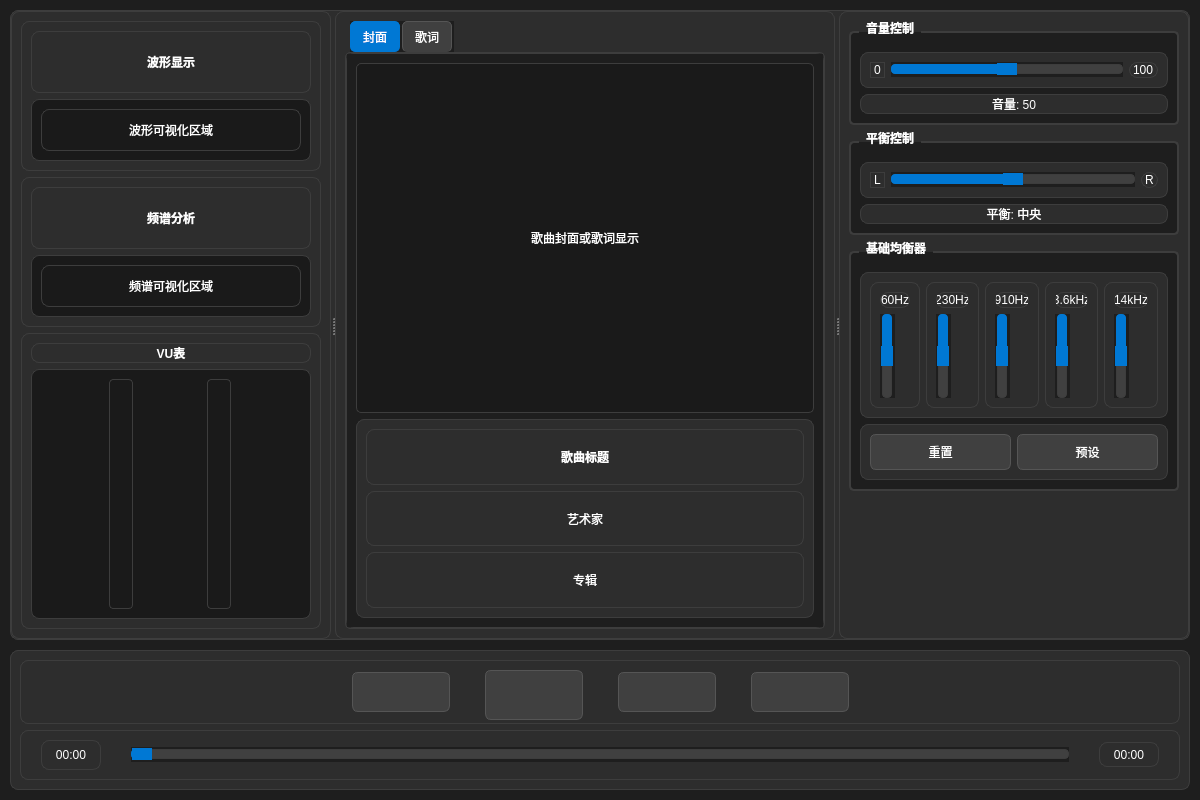
Above: playInterface.ui from K-irito02/MusicPlayHandle before the change. Below: the same form after it.
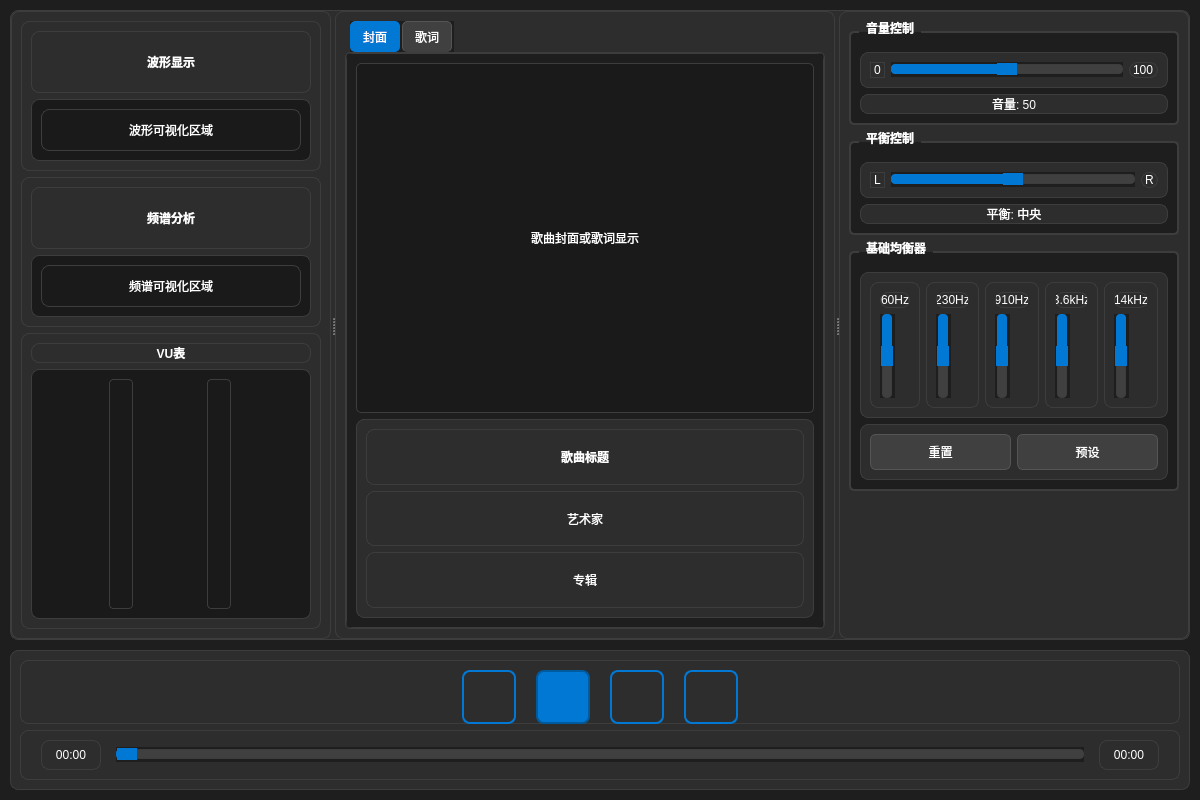
That is the form after the change. Icons and pictures are not drawn.

Commit message: 音乐播放器0.1.0v

The edit to the form file:
```diff
--- a/playInterface.ui
+++ b/playInterface.ui
@@ -92,6 +92,48 @@
     background-color: #0078d4;
 }
 
+/* 播放控制按钮特殊样式 */
+QPushButton#pushButton_previous_song,
+QPushButton#pushButton_play_pause_song,
+QPushButton#pushButton_play_mode,
+QPushButton#pushButton_next_song {
+    background-color: #2d2d2d;
+    border: 2px solid #0078d4;
+    border-radius: 8px;
+    padding: 0px;
+    min-width: 50px;
+    max-width: 50px;
+    min-height: 50px;
+    max-height: 50px;
+}
+
+QPushButton#pushButton_previous_song:hover,
+QPushButton#pushButton_play_pause_song:hover,
+QPushButton#pushButton_play_mode:hover,
+QPushButton#pushButton_next_song:hover {
+    background-color: #0078d4;
+    border-color: #005a9e;
+}
+
+QPushButton#pushButton_previous_song:pressed,
+QPushButton#pushButton_play_pause_song:pressed,
+QPushButton#pushButton_play_mode:pressed,
+QPushButton#pushButton_next_song:pressed {
+    background-color: #005a9e;
+    border-color: #004578;
+}
+
+/* 播放/暂停按钮特殊样式 */
+QPushButton#pushButton_play_pause_song {
+    background-color: #0078d4;
+    border-color: #005a9e;
+}
+
+QPushButton#pushButton_play_pause_song:hover {
+    background-color: #005a9e;
+    border-color: #004578;
+}
+
 QTabWidget::pane {
     border: 1px solid #3d3d3d;
     background-color: #2d2d2d;
@@ -980,7 +1022,7 @@
         </property>
         <layout class="QHBoxLayout" name="horizontalLayout_playback_buttons">
          <property name="spacing">
-          <number>35</number>
+          <number>20</number>
          </property>
          <item>
           <spacer name="horizontalSpacer_left">
@@ -989,7 +1031,7 @@
            </property>
            <property name="sizeHint" stdset="0">
             <size>
-             <width>40</width>
+             <width>60</width>
              <height>20</height>
             </size>
            </property>
@@ -1006,20 +1048,20 @@
            </property>
            <property name="iconSize">
             <size>
-             <width>28</width>
-             <height>28</height>
+             <width>32</width>
+             <height>32</height>
             </size>
            </property>
            <property name="minimumSize">
             <size>
-             <width>40</width>
-             <height>40</height>
+             <width>50</width>
+             <height>50</height>
             </size>
            </property>
            <property name="maximumSize">
             <size>
-             <width>40</width>
-             <height>40</height>
+             <width>50</width>
+             <height>50</height>
             </size>
            </property>
            <property name="toolTip">
@@ -1070,20 +1112,20 @@
            </property>
            <property name="iconSize">
             <size>
-             <width>28</width>
-             <height>28</height>
+             <width>32</width>
+             <height>32</height>
             </size>
            </property>
            <property name="minimumSize">
             <size>
-             <width>40</width>
-             <height>40</height>
+             <width>50</width>
+             <height>50</height>
             </size>
            </property>
            <property name="maximumSize">
             <size>
-             <width>40</width>
-             <height>40</height>
+             <width>50</width>
+             <height>50</height>
             </size>
            </property>
            <property name="toolTip">
@@ -1102,20 +1144,20 @@
            </property>
            <property name="iconSize">
             <size>
-             <width>28</width>
-             <height>28</height>
+             <width>32</width>
+             <height>32</height>
             </size>
            </property>
            <property name="minimumSize">
             <size>
-             <width>40</width>
-             <height>40</height>
+             <width>50</width>
+             <height>50</height>
             </size>
            </property>
            <property name="maximumSize">
             <size>
-             <width>40</width>
-             <height>40</height>
+             <width>50</width>
+             <height>50</height>
             </size>
            </property>
            <property name="toolTip">
@@ -1130,7 +1172,7 @@
            </property>
            <property name="sizeHint" stdset="0">
             <size>
-             <width>40</width>
+             <width>60</width>
              <height>20</height>
             </size>
            </property>
@@ -1155,7 +1197,7 @@
         </property>
         <layout class="QHBoxLayout" name="horizontalLayout_progress_control">
          <property name="spacing">
-          <number>30</number>
+          <number>15</number>
          </property>
          <property name="leftMargin">
           <number>20</number>
@@ -1212,13 +1254,13 @@
            <property name="minimumSize">
             <size>
              <width>60</width>
-             <height>25</height>
+             <height>30</height>
             </size>
            </property>
            <property name="maximumSize">
             <size>
              <width>60</width>
-             <height>25</height>
+             <height>30</height>
             </size>
            </property>
            <property name="alignment">
```
Left out of the diff: 1 changed line with no effect on the pictures. The commit also changes 14 other files.
